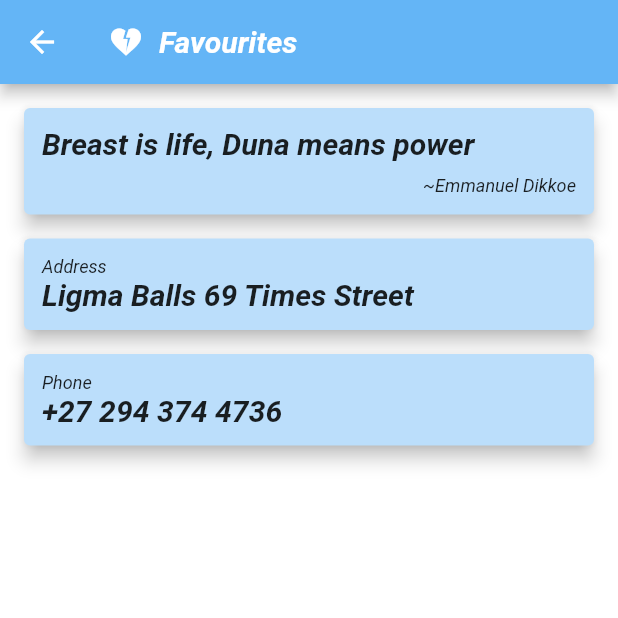
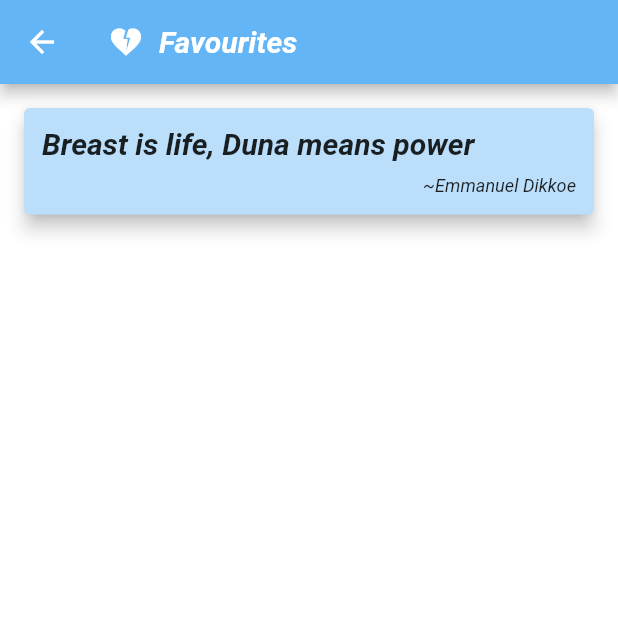
Before and after one commit to Aquarius-blake/level2, a Flutter app: the Fav screen opened by its route, on a phone screen of 412 x 824 dp, the top half of it. Run offline on Flutter 3.47's test engine with Material 2 defaults, Android fonts, the phone set to English and light mode, and no system bars.

Commit message:
Minor update

```diff
--- a/lib/pages/Fav.dart
+++ b/lib/pages/Fav.dart
@@ -68,69 +68,7 @@ fontWeight: FontWeight.bold,
               ),
             ),
           ),
-          Card(
-            elevation: 5.0,
-            color: Colors.blue[100],
-            margin: EdgeInsets.fromLTRB(16.0, 16.0,16.0, 0),
-            child: Padding(
-              padding: const EdgeInsets.all(12.0),
-              child: Column(
-                crossAxisAlignment: CrossAxisAlignment.stretch,
-                children: [
-                  Text(
-                    "Address",
-                    style: TextStyle(
 
-                        fontStyle: FontStyle.italic,
-                        fontSize: 12.0
-                    ),
-                    textAlign: TextAlign.start,
-                  ),
-                  Text(
-                    "Ligma Balls 69 Times Street",
-                    style: TextStyle(
-                        fontWeight: FontWeight.bold,
-                        fontStyle: FontStyle.italic,
-                        fontSize: 20.0
-                    ),
-                    textAlign: TextAlign.start,
-                  ),
-
-                ],
-              ),
-            ),
-          ),Card(
-            elevation: 5.0,
-            color: Colors.blue[100],
-            margin: EdgeInsets.fromLTRB(16.0, 16.0,16.0, 0),
-            child: Padding(
-              padding: const EdgeInsets.all(12.0),
-              child: Column(
-                crossAxisAlignment: CrossAxisAlignment.stretch,
-                children: [
-                  Text(
-                    "Phone",
-                    style: TextStyle(
-
-                        fontStyle: FontStyle.italic,
-                        fontSize: 12.0
-                    ),
-                    textAlign: TextAlign.start,
-                  ),
-                  Text(
-                    "+27 294 374 4736",
-                    style: TextStyle(
-                        fontWeight: FontWeight.bold,
-                        fontStyle: FontStyle.italic,
-                        fontSize: 20.0
-                    ),
-                    textAlign: TextAlign.start,
-                  ),
-
-                ],
-              ),
-            ),
-          ),
         ],
       ),
     );
```
